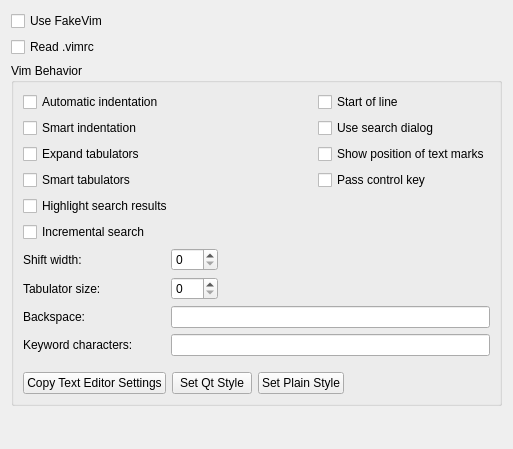
This is src/plugins/fakevim/fakevimoptions.ui in qt-creator/qt-creator as Qt 5 draws it before an edit. The edited form follows.
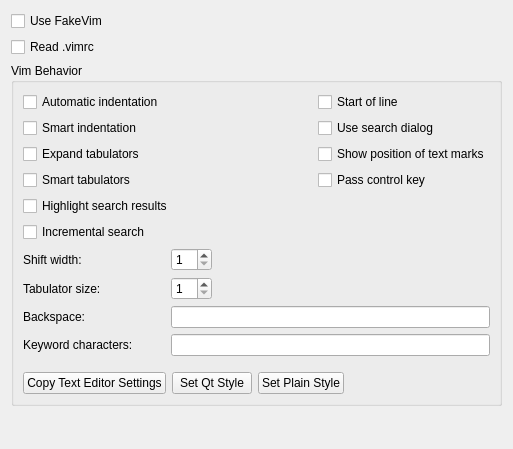
This is the edited form.

Commit message:
fakevim: restrict tabstop and shiftwidth spinbox to range 1..80
Task-number: QTCREATORBUG-7375

```diff
--- a/src/plugins/fakevim/fakevimoptions.ui
+++ b/src/plugins/fakevim/fakevimoptions.ui
@@ -115,8 +115,11 @@
        <layout class="QHBoxLayout" name="horizontalLayout_2">
         <item>
          <widget class="QSpinBox" name="spinBoxShiftWidth">
+          <property name="minimum">
+           <number>1</number>
+          </property>
           <property name="maximum">
-           <number>999</number>
+           <number>80</number>
           </property>
          </widget>
         </item>
@@ -149,8 +152,11 @@
        <layout class="QHBoxLayout" name="horizontalLayout_3">
         <item>
          <widget class="QSpinBox" name="spinBoxTabStop">
+          <property name="minimum">
+           <number>1</number>
+          </property>
           <property name="maximum">
-           <number>999</number>
+           <number>80</number>
           </property>
          </widget>
         </item>
```
